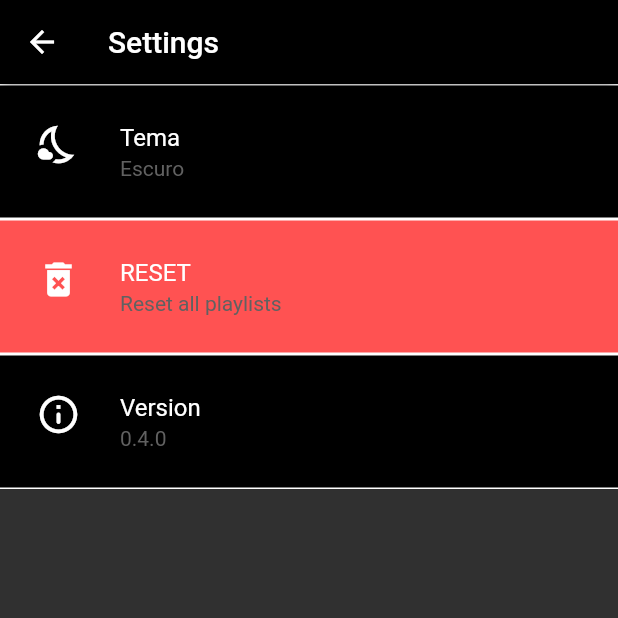
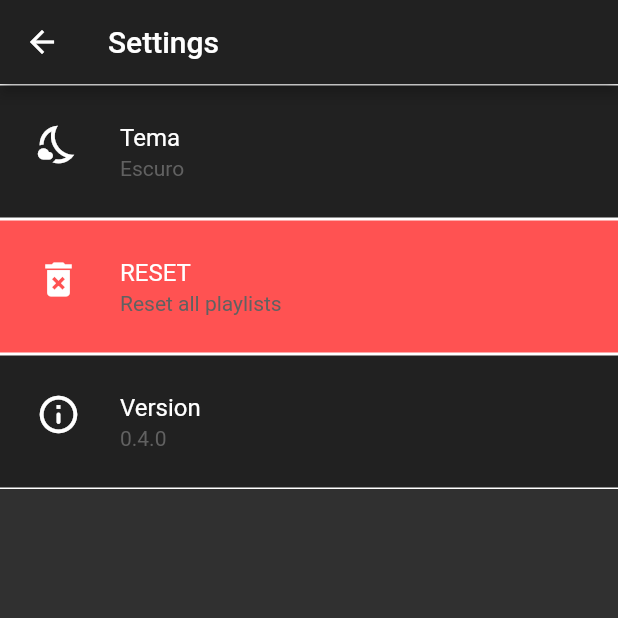
Before and after one commit to PedroGXV/phoso, a Flutter app: the Settings screen opened directly, after a tap on "Tema", on a phone screen of 412 x 824 dp, the top half of it. Run offline on Flutter 3.47's test engine with Material 2 defaults, Android fonts, the phone set to English and light mode, and no system bars; our stand-ins replace audioplayers, image_picker, package_info, photo_view, shared_preferences, sqflite; missing offline and left inert: audio_picker; accounts and stored records are empty.

Commit message:
0.4.0 (rev.4)

```diff
--- a/lib/components/custom_dialog.dart
+++ b/lib/components/custom_dialog.dart
@@ -14,6 +14,7 @@ class CustomDialog {
   }) {
     showDialog(
       context: context,
+      barrierDismissible: false,
       builder: (dialogContext) {
         return AlertDialog(
           title: Text(
--- a/lib/main.dart
+++ b/lib/main.dart
@@ -14,7 +14,8 @@ void main() {
 }
 
 class PhosoApp extends StatefulWidget {
-  static ThemeNotifier theme;
+  static ThemeData theme;
+  static ThemeNotifier themeNotifier = new ThemeNotifier();
   static String version;
 
   @override
@@ -35,12 +36,14 @@ class _PhosoAppState extends State<PhosoApp> {
 
   @override
   Widget build(BuildContext context) {
-
     return Consumer<ThemeNotifier>(
       builder: (context, theme, child) {
-        PhosoApp.theme = theme;
+        PhosoApp.theme = theme.getTheme();
+        PhosoApp.themeNotifier = theme;
+        // theme = PhosoApp.themeNotifier;
 
         return MaterialApp(
+          debugShowCheckedModeBanner: false,
           theme: theme.getTheme(),
           home: Home(),
         );
--- a/lib/models/theme_notifier.dart
+++ b/lib/models/theme_notifier.dart
@@ -1,4 +1,5 @@
 import 'package:flutter/material.dart';
+import 'package:phoso/main.dart';
 import '../models/storage_manager.dart';
 
 class ThemeNotifier with ChangeNotifier {
@@ -23,6 +24,9 @@ class ThemeNotifier with ChangeNotifier {
     ),
     iconTheme: IconThemeData(
       color: Colors.white,
+    ),
+    appBarTheme: AppBarTheme(
+      backgroundColor: const Color(0xFF212121),
     ),
     inputDecorationTheme: InputDecorationTheme(
       focusedBorder: OutlineInputBorder(
@@ -79,6 +83,9 @@ class ThemeNotifier with ChangeNotifier {
     ),
     iconTheme: IconThemeData(
       color: Colors.black,
+    ),
+    appBarTheme: AppBarTheme(
+      backgroundColor: const Color(0xFFE5E5E5),
     ),
     inputDecorationTheme: InputDecorationTheme(
       focusedBorder: OutlineInputBorder(
@@ -144,14 +151,20 @@ class ThemeNotifier with ChangeNotifier {
   void setDarkMode() async {
     themeName = 'dark';
     _themeData = darkTheme;
+    PhosoApp.theme = _themeData;
+
     StorageManager.saveData('themeMode', 'dark');
+
     notifyListeners();
   }
 
   void setLightMode() async {
     themeName = _light;
     _themeData = lightTheme;
+    PhosoApp.theme = _themeData;
+
     StorageManager.saveData('themeMode', _light);
+
     notifyListeners();
   }
 }
--- a/lib/screens/home.dart
+++ b/lib/screens/home.dart
@@ -24,10 +24,42 @@ class _HomeState extends State<Home> with TickerProviderStateMixin {
       backgroundColor: Theme.of(context).backgroundColor,
       appBar: AppBar(
         leading: Icon(Icons.home_outlined),
-        title: Text('Home'),
+        title: Text(
+          'Home',
         ),
-      body: _buildListView(),
-      floatingActionButtonLocation: FloatingActionButtonLocation.endFloat,
+      ),
+      body: Column(
+        children: [
+          Container(
+            decoration: BoxDecoration(
+              border: Border(
+                bottom: BorderSide(
+                  width: 4,
+                  color: Theme.of(context).primaryColor,
+                ),
+              ),
+            ),
+            child: Column(
+              children: [
+                _optionButton(
+                  'Nova Playlist',
+                  Icons.add,
+                  () => Navigator.of(context).push(
+                      MaterialPageRoute(builder: (context) => FormPlaylist())),
+                ),
+                _optionButton(
+                  'Configurações',
+                  Icons.settings,
+                  () => Navigator.of(context).push(MaterialPageRoute(
+                      builder: (context) =>
+                          Settings(version: PhosoApp.version))),
+                ),
+              ],
+            ),
+          ),
+          _buildListView(),
+        ],
+      ),
     );
   }
 
@@ -49,36 +81,11 @@ class _HomeState extends State<Home> with TickerProviderStateMixin {
             // TODO: Handle this case.
             break;
           case ConnectionState.done:
-            return Column(
+            return Expanded(
+              child: Column(
                 crossAxisAlignment: CrossAxisAlignment.start,
+                mainAxisSize: MainAxisSize.max,
                 children: [
-                Container(
-                  decoration: BoxDecoration(
-                    border: Border(
-                      bottom: BorderSide(
-                        width: 2,
-                        color: Theme.of(context).primaryColor,
-                      ),
-                    ),
-                  ),
-                  child: Column(
-                    children: [
-                      _optionButton(
-                        'Nova Playlist',
-                        Icons.add,
-                        () => Navigator.of(context).push(MaterialPageRoute(
-                            builder: (context) => FormPlaylist())),
-                      ),
-                      _optionButton(
-                        'Configurações',
-                        Icons.settings,
-                        () => Navigator.of(context).push(MaterialPageRoute(
-                            builder: (context) =>
-                                Settings(version: PhosoApp.version))),
-                      ),
-                    ],
-                  ),
-                ),
                   (snapshot.data.length == 0)
                       ? Center(
                           child: Padding(
@@ -102,7 +109,10 @@ class _HomeState extends State<Home> with TickerProviderStateMixin {
                             ),
                           ),
                         )
-                    : Material(
+                      : Expanded(
+                          child: Column(
+                            children: [
+                              Material(
                                 color: Colors.transparent,
                                 child: InkWell(
                                   onTap: () {
@@ -111,8 +121,7 @@ class _HomeState extends State<Home> with TickerProviderStateMixin {
                                     });
                                   },
                                   child: Padding(
-                            padding: const EdgeInsets.only(
-                                left: 12.0, top: 8.0, bottom: 8.0),
+                                    padding: const EdgeInsets.all(12.0),
                                     child: Row(
                                       children: [
                                         Text(
@@ -120,7 +129,6 @@ class _HomeState extends State<Home> with TickerProviderStateMixin {
                                           style: TextStyle(
                                             fontSize: 17,
                                             letterSpacing: 1.2,
-                                    color: Colors.grey,
                                           ),
                                         ),
                                         Icon(
@@ -133,7 +141,6 @@ class _HomeState extends State<Home> with TickerProviderStateMixin {
                                   ),
                                 ),
                               ),
-                // EXPANDED is generated together with Padding
                               Visibility(
                                 visible: _playlistListOpen,
                                 child: Expanded(
@@ -147,10 +154,12 @@ class _HomeState extends State<Home> with TickerProviderStateMixin {
                                           Navigator.of(context).push(
                                             MaterialPageRoute(
                                               builder: (context) => ViewPhoso(
-                                  playlistName:
-                                      snapshot.data[index].playlistName,
-                                  photoSrc: snapshot.data[index].photoSrc,
-                                  soundSrc: snapshot.data[index].soundSrc,
+                                                playlistName: snapshot
+                                                    .data[index].playlistName,
+                                                photoSrc: snapshot
+                                                    .data[index].photoSrc,
+                                                soundSrc: snapshot
+                                                    .data[index].soundSrc,
                                               ),
                                             ),
                                           );
@@ -161,10 +170,17 @@ class _HomeState extends State<Home> with TickerProviderStateMixin {
                                 ),
                               ),
                             ],
+                          ),
+                        ),
+                ],
+              ),
             );
             break;
+          default:
+            return Text('Algo deu errado!');
+            break;
         }
-        return Text('');
+        return Loading();
       },
     );
   }
--- a/lib/screens/settings.dart
+++ b/lib/screens/settings.dart
@@ -22,11 +22,13 @@ class _SettingsState extends State<Settings> {
 
   @override
   void setState(fn) {
-    PhosoApp.theme.currentTheme().then((value) {
+    PhosoApp.themeNotifier.currentTheme().then((value) {
       _theme = value;
       super.setState(fn);
     });
   }
+
+  bool _deleting = false;
 
   @override
   Widget build(BuildContext context) {
@@ -36,7 +38,21 @@ class _SettingsState extends State<Settings> {
       appBar: AppBar(
         title: Text('Settings'),
       ),
-      body: ListView(
+      body: Column(
+        children: [
+          Visibility(
+            visible: _deleting,
+            child: Padding(
+              padding: const EdgeInsets.all(50.0),
+              child: Loading(
+                msg: 'Deletando...',
+              ),
+            ),
+          ),
+          Visibility(
+            visible: !_deleting,
+            child: Expanded(
+              child: ListView(
                 children: [
                   _buildField(
                     icon: (_theme == 'light')
@@ -47,9 +63,9 @@ class _SettingsState extends State<Settings> {
                     onTap: () {
                       setState(() {
                         if (_theme == 'light') {
-                  PhosoApp.theme.setDarkMode();
+                          PhosoApp.themeNotifier.setDarkMode();
                         } else {
-                  PhosoApp.theme.setLightMode();
+                          PhosoApp.themeNotifier.setLightMode();
                         }
                       });
                     },
@@ -60,14 +76,15 @@ class _SettingsState extends State<Settings> {
                     icon: Icons.delete_forever,
                     listColor: Colors.redAccent,
                     onTap: () async {
-              CustomDialog(
-                context: context,
-                title: 'Deletando...',
-                contents: [
-                  Loading(),
-                ],
-              );
+                      setState(() {
+                        _deleting = true;
+                      });
+
                       await AppDatabase.drop().then((value) {
+                        setState(() {
+                          _deleting = false;
+                        });
+
                         CustomDialog(
                           context: context,
                           title: 'Deletado!',
@@ -75,17 +92,26 @@ class _SettingsState extends State<Settings> {
                             Icon(
                               Icons.done_all_outlined,
                               color: Colors.green,
-                      size: 25,
+                              size: 75,
                             ),
                           ],
                           actions: [
                             TextButton(
-                      onPressed: () => Navigator.pushNamedAndRemoveUntil(context, '/', (_) => false),
+                              onPressed: () =>
+                                  Navigator.pushNamedAndRemoveUntil(
+                                      context, '/', (_) => false),
+                              child: Padding(
+                                padding: const EdgeInsets.all(8.0),
                                 child: Text('OK'),
+                              ),
                             ),
                           ],
                         );
                       }).onError((error, stackTrace) {
+                        setState(() {
+                          _deleting = false;
+                        });
+
                         CustomDialog(
                           context: context,
                           title: 'Erro!',
@@ -95,11 +121,14 @@ class _SettingsState extends State<Settings> {
                               color: Colors.red,
                               size: 25,
                             ),
-                    Text('Algo deu errado na exclusão, tente novamente mais tarde.'),
+                            Text(
+                                'Algo deu errado na exclusão, tente novamente mais tarde.'),
                           ],
                           actions: [
                             TextButton(
-                      onPressed: () => Navigator.pushNamedAndRemoveUntil(context, '/', (_) => false),
+                              onPressed: () =>
+                                  Navigator.pushNamedAndRemoveUntil(
+                                      context, '/', (_) => false),
                               child: Text('OK'),
                             ),
                           ],
@@ -115,6 +144,10 @@ class _SettingsState extends State<Settings> {
                   ),
                 ],
               ),
+            ),
+          ),
+        ],
+      ),
     );
   }
 
@@ -125,7 +158,7 @@ class _SettingsState extends State<Settings> {
       IconData icon,
       Color listColor}) {
     return Material(
-      color: Theme.of(context).primaryColor,
+      color: Theme.of(context).backgroundColor,
       child: InkWell(
         onTap: () {
           onTap();
```
Also changed, not shown: lib/components/audio_player_opt.dart (+12 -13 lines), lib/components/phoso_card.dart (+25 -19 lines), lib/screens/form_playlist.dart (+50 -24 lines), 2 other files. Lines whose indentation alone changed are shown as unchanged.
